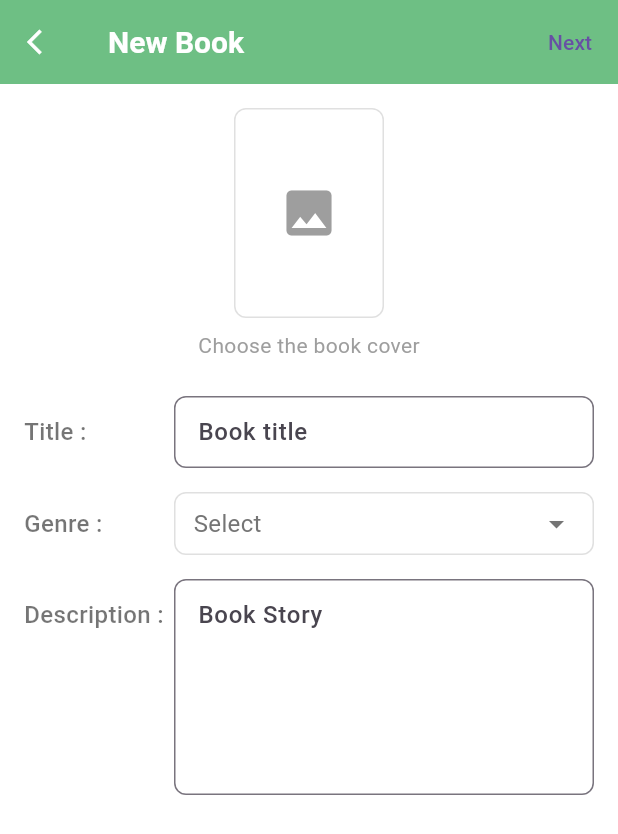
After one commit to aabirid/inkora, a Flutter app: the screen it shows after launch, item 3 of the bottom bar chosen, after a tap on "New Book", on a phone screen of 412 x 824 dp. The commit adds this screen. Shown: the top 834 px of the screen. Run offline on Flutter 3.47's test engine with Material 3 defaults, Android fonts, the phone set to English and light mode, and no system bars.

Commit message:
write+edit

```diff
--- /dev/null
+++ b/lib/screens/write/new_book_page.dart
@@ -0,0 +1,178 @@
+import 'package:flutter/material.dart';
+import 'package:inkora/screens/write/new_chapter_page.dart';
+
+class NewBookPage extends StatelessWidget {
+  const NewBookPage({super.key});
+
+  @override
+  Widget build(BuildContext context) {
+    return Scaffold(
+      appBar: AppBar(
+        leading: IconButton(
+          icon: const Icon(Icons.arrow_back_ios, size: 20),
+          onPressed: () => Navigator.pop(context),
+        ),
+        title: const Text('New Book'),
+        actions: [
+          TextButton(
+            onPressed: () {
+              Navigator.of(context).push(
+                MaterialPageRoute(
+                  builder: (BuildContext) {
+                    return NewChapterPage();
+                  },
+                ),
+              );
+            },
+            child: const Text(
+              'Next',
+            ),
+          ),
+        ],
+      ),
+      body: SingleChildScrollView(
+        child: Padding(
+          padding: const EdgeInsets.all(16.0),
+          child: Column(
+            crossAxisAlignment: CrossAxisAlignment.start,
+            children: [
+              Center(
+                child: Column(
+                  children: [
+                    Container(
+                      width: 100,
+                      height: 140,
+                      decoration: BoxDecoration(
+                        border: Border.all(color: Colors.grey.shade300),
+                        borderRadius: BorderRadius.circular(8),
+                      ),
+                      child: const Center(
+                        child: Icon(Icons.image, size: 40, color: Colors.grey),
+                      ),
+                    ),
+                    const SizedBox(height: 8),
+                    const Text(
+                      'Choose the book cover',
+                      style: TextStyle(
+                        color: Colors.grey,
+                        fontSize: 14,
+                      ),
+                    ),
+                  ],
+                ),
+              ),
+              const SizedBox(height: 24),
+              _buildFormField('Title :', 'Book title'),
+              const SizedBox(height: 16),
+              _buildDropdownField('Genre :', 'Select'),
+              const SizedBox(height: 16),
+              _buildTextAreaField('Description :', 'Book Story'),
+            ],
+          ),
+        ),
+      ),
+    );
+  }
+
+  Widget _buildFormField(String label, String placeholder) {
+    return Row(
+      crossAxisAlignment: CrossAxisAlignment.center,
+      children: [
+        SizedBox(
+          width: 100,
+          child: Text(
+            label,
+            style: const TextStyle(
+              fontSize: 16,
+              fontWeight: FontWeight.w500,
+            ),
+          ),
+        ),
+        Expanded(
+          child: TextField(
+            decoration: InputDecoration(
+              hintText: placeholder,
+              border: OutlineInputBorder(
+                borderRadius: BorderRadius.circular(8),
+              ),
+              contentPadding: const EdgeInsets.symmetric(horizontal: 12, vertical: 8),
+            ),
+          ),
+        ),
+      ],
+    );
+  }
+
+  Widget _buildDropdownField(String label, String placeholder) {
+    return Row(
+      crossAxisAlignment: CrossAxisAlignment.center,
+      children: [
+        SizedBox(
+          width: 100,
+          child: Text(
+            label,
+            style: const TextStyle(
+              fontSize: 16,
+              fontWeight: FontWeight.w500,
+            ),
+          ),
+        ),
+        Expanded(
+          child: Container(
+            padding: const EdgeInsets.symmetric(horizontal: 12, vertical: 8),
+            decoration: BoxDecoration(
+              border: Border.all(color: Colors.grey.shade300),
+              borderRadius: BorderRadius.circular(8),
+            ),
+            child: Row(
+              mainAxisAlignment: MainAxisAlignment.spaceBetween,
+              children: [
+                Text(
+                  placeholder,
+                  style: TextStyle(
+                    color: Colors.grey.shade600,
+                    fontSize: 16,
+                  ),
+                ),
+                Icon(Icons.arrow_drop_down, color: Colors.grey.shade600),
+              ],
+            ),
+          ),
+        ),
+      ],
+    );
+  }
+
+  Widget _buildTextAreaField(String label, String placeholder) {
+    return Row(
+      crossAxisAlignment: CrossAxisAlignment.start,
+      children: [
+        SizedBox(
+          width: 100,
+          child: Padding(
+            padding: const EdgeInsets.only(top: 12.0),
+            child: Text(
+              label,
+              style: const TextStyle(
+                fontSize: 16,
+                fontWeight: FontWeight.w500,
+              ),
+            ),
+          ),
+        ),
+        Expanded(
+          child: TextField(
+            maxLines: 5,
+            decoration: InputDecoration(
+              hintText: placeholder,
+              border: OutlineInputBorder(
+                borderRadius: BorderRadius.circular(8),
+              ),
+              contentPadding: const EdgeInsets.all(12),
+            ),
+          ),
+        ),
+      ],
+    );
+  }
+}
--- a/lib/screens/write/write_page.dart
+++ b/lib/screens/write/write_page.dart
@@ -1,10 +1,90 @@
 import 'package:flutter/material.dart';
+import 'package:inkora/screens/write/new_book_page.dart';
+import 'package:inkora/screens/write/new_chapter_page.dart';
 
 class WritePage extends StatelessWidget {
   const WritePage({super.key});
 
   @override
   Widget build(BuildContext context) {
-    return const Placeholder();
+    return Expanded(
+      child: Padding(
+        padding: const EdgeInsets.all(16.0),
+        child: Column(
+          mainAxisAlignment: MainAxisAlignment.center,
+          children: [
+            _buildOptionCard(
+              context,
+              icon: Icons.book_outlined,
+              title: 'New Book',
+              onTap: () {
+                Navigator.push(
+                  context,
+                  MaterialPageRoute(
+                    builder: (context) => NewBookPage(),
+                  ),
+                );
+              },
+            ),
+            const SizedBox(height: 16),
+            _buildOptionCard(
+              context,
+              icon: Icons.article_outlined,
+              title: 'New Chapter',
+              onTap: () {
+                Navigator.push(
+                  context,
+                  MaterialPageRoute(
+                    builder: (context) =>
+                        NewChapterPage(bookId: 'some-book-id'),
+                  ),
+                );
+              },
+            ),
+          ],
+        ),
+      ),
+    );
+  }
+
+  Widget _buildOptionCard(
+    BuildContext context, {
+    required IconData icon,
+    required String title,
+    String? subtitle,
+    required VoidCallback onTap,
+  }) {
+    return GestureDetector(
+      onTap: onTap,
+      child: Container(
+        width: double.infinity,
+        height: 120,
+        decoration: BoxDecoration(
+          color: const Color.fromARGB(107, 238, 238, 238),
+          borderRadius: BorderRadius.circular(8),
+        ),
+        child: Column(
+          mainAxisAlignment: MainAxisAlignment.center,
+          children: [
+            Icon(icon, size: 40),
+            const SizedBox(height: 8),
+            Text(
+              title,
+              style: const TextStyle(
+                fontSize: 16,
+                fontWeight: FontWeight.w500,
+              ),
+            ),
+            if (subtitle != null)
+              Text(
+                subtitle,
+                style: TextStyle(
+                  fontSize: 12,
+                ),
+              ),
+          ],
+        ),
+      ),
+    );
   }
 }
```
Also changed, not shown: lib/screens/edit/edit_book_page.dart (added, +104 -0 lines), lib/screens/edit/edit_chapter_page.dart (added, +95 -0 lines), lib/screens/write/new_chapter_page.dart (added, +207 -0 lines), lib/widgets/chapter_list_item.dart (added, +58 -0 lines).
